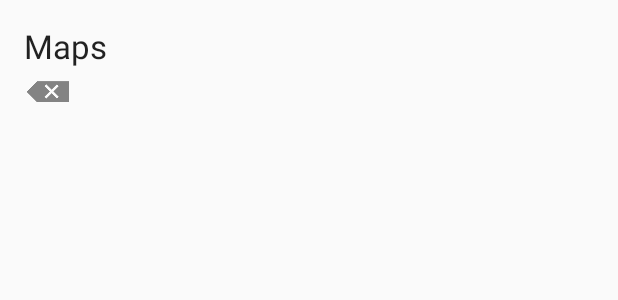
After one commit to majjom/DrawingScreen, an Android app: the layout activity_schema_map_list.xml on its own in the app's theme, with its tools: preview values and no code run, on a phone screen of 412 x 824 dp. The commit adds this screen. Shown: the top 300 px of the screen. Run offline under Robolectric (Android 15) with nearby library versions, the phone set to English and light mode, and no system bars.

Commit message:
basic map list

```diff
--- a/app/src/main/java/com/example/majo/BusinessObjects/SchemaMapProxy.java
+++ b/app/src/main/java/com/example/majo/BusinessObjects/SchemaMapProxy.java
@@ -76,4 +76,9 @@ public class SchemaMapProxy extends SchemaMap {
             return this.mappedPoints;
         }
     }
+
+    @Override
+    public String toString() {
+        return String.format("%s %s %s", id, name, android.text.format.DateFormat.format("yyy-MM-dd hh:mm:ss", dateCreated));
+    }
 }
--- /dev/null
+++ b/app/src/main/res/layout/activity_schema_map_list.xml
@@ -0,0 +1,35 @@
+<LinearLayout xmlns:android="http://schemas.android.com/apk/res/android"
+    xmlns:tools="http://schemas.android.com/tools" android:layout_width="match_parent"
+    android:layout_height="match_parent"
+    android:paddingLeft="@dimen/activity_horizontal_margin"
+    android:paddingRight="@dimen/activity_horizontal_margin"
+    android:paddingTop="@dimen/activity_vertical_margin"
+    android:paddingBottom="@dimen/activity_vertical_margin"
+    android:orientation="vertical"
+    tools:context="com.example.majo.Activities.SchemaMapListActivity">
+
+    <TextView
+        android:layout_width="wrap_content"
+        android:layout_height="wrap_content"
+        android:text="Maps"
+        android:id="@+id/geoSessionText"
+        android:textAppearance="?android:attr/textAppearanceLarge"
+        />
+
+    <ListView
+        android:layout_width="wrap_content"
+        android:layout_height="wrap_content"
+        android:id="@+id/schemaMapList"
+        android:layout_alignParentRight="true"
+        android:layout_alignParentEnd="true"
+        />
+
+    <ImageView
+        android:layout_width="wrap_content"
+        android:layout_height="wrap_content"
+        android:id="@+id/addSchemaMap"
+        android:onClick="onAddSchemaMapClick"
+        android:background="@drawable/delete_saved_data"
+        />
+
+</LinearLayout>
--- a/app/src/main/res/values/strings.xml
+++ b/app/src/main/res/values/strings.xml
@@ -8,10 +8,11 @@
     <string name="action_toggle_is_drawing_mode">Toggle is drawing mode</string>
     <string name="action_erase_points">Erase points</string>
     <string name="disable_enable_drawing_button_caption">Disable/Enable drawing</string>
-    action_erase_points                <string name="title_activity_drawing_points_list">DrawingPointsListActivity</string>
+    action_erase_points                    <string name="title_activity_drawing_points_list">DrawingPointsListActivity</string>
     <string name="action_settings">Settings</string>
     <string name="title_activity_geo_locations_maps">Map</string>
     <string name="title_activity_geo_locations_list">GeoLocationsListActivity</string>
     <string name="title_activity_geo_sessions_list">GeoSessionsListActivity</string>
+    <string name="title_activity_schema_map_list">SchemaMapListActivity</string>
 
 </resources>
```
Also changed, not shown: app/src/main/AndroidManifest.xml (+9 -0 lines), app/src/main/java/com/example/majo/Activities/SchemaMapListActivity.java (added, +104 -0 lines), app/src/main/java/com/example/majo/drawingscreen/DrawingPointsActivity.java (+18 -0 lines), app/src/main/res/layout/activity_drawing_points.xml (+8 -0 lines), app/src/main/res/menu/menu_schema_map_list.xml (added, +7 -0 lines).
